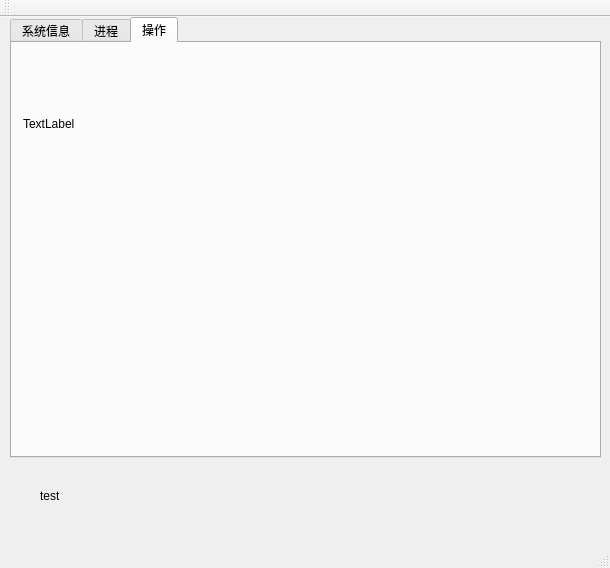
This is task4/taskManager/mainwindow.ui in ingdex/OS_design as Qt 5 draws it before an edit. The edited form follows.
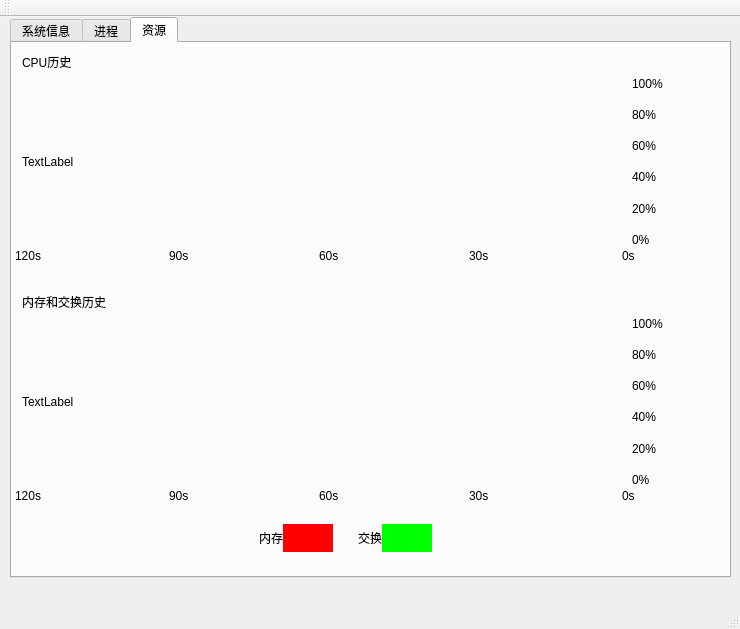
This is the edited form. The open tabs and pages were chosen to show the change.

Patch:
```diff
--- a/task4/taskManager/mainwindow.ui
+++ b/task4/taskManager/mainwindow.ui
@@ -6,8 +6,8 @@
    <rect>
     <x>0</x>
     <y>0</y>
-    <width>610</width>
-    <height>568</height>
+    <width>740</width>
+    <height>629</height>
    </rect>
   </property>
   <property name="windowTitle">
@@ -19,8 +19,8 @@
      <rect>
       <x>10</x>
       <y>0</y>
-      <width>591</width>
-      <height>441</height>
+      <width>721</width>
+      <height>561</height>
      </rect>
     </property>
     <property name="currentIndex">
@@ -239,42 +239,421 @@
     </widget>
     <widget class="QWidget" name="tab_3">
      <attribute name="title">
-      <string>操作</string>
+      <string>资源</string>
      </attribute>
      <widget class="QWidget" name="verticalLayoutWidget">
       <property name="geometry">
        <rect>
-        <x>0</x>
-        <y>10</y>
-        <width>371</width>
-        <height>141</height>
+        <x>10</x>
+        <y>34</y>
+        <width>600</width>
+        <height>170</height>
        </rect>
       </property>
-      <layout class="QVBoxLayout" name="verticalLayout">
+      <layout class="QHBoxLayout" name="horizontalLayout">
+       <property name="spacing">
+        <number>0</number>
+       </property>
+       <property name="leftMargin">
+        <number>0</number>
+       </property>
+       <property name="topMargin">
+        <number>5</number>
+       </property>
+       <property name="rightMargin">
+        <number>0</number>
+       </property>
+       <property name="bottomMargin">
+        <number>5</number>
+       </property>
+       <item>
+        <widget class="QLabel" name="cpuLineLabel">
+         <property name="text">
+          <string>TextLabel</string>
+         </property>
+        </widget>
+       </item>
+      </layout>
+     </widget>
+     <widget class="QWidget" name="verticalWidget" native="true">
+      <property name="geometry">
+       <rect>
+        <x>620</x>
+        <y>20</y>
+        <width>40</width>
+        <height>197</height>
+       </rect>
+      </property>
+      <layout class="QVBoxLayout" name="verticalLayout_2">
+       <property name="spacing">
+        <number>0</number>
+       </property>
+       <property name="leftMargin">
+        <number>0</number>
+       </property>
+       <property name="topMargin">
+        <number>5</number>
+       </property>
+       <property name="rightMargin">
+        <number>0</number>
+       </property>
+       <property name="bottomMargin">
+        <number>5</number>
+       </property>
+       <item>
+        <widget class="QLabel" name="label_11">
+         <property name="text">
+          <string>100%</string>
+         </property>
+        </widget>
+       </item>
+       <item>
+        <widget class="QLabel" name="label_10">
+         <property name="text">
+          <string>80%</string>
+         </property>
+        </widget>
+       </item>
+       <item>
+        <widget class="QLabel" name="label_9">
+         <property name="text">
+          <string>60%</string>
+         </property>
+        </widget>
+       </item>
+       <item>
+        <widget class="QLabel" name="label_8">
+         <property name="text">
+          <string>40%</string>
+         </property>
+        </widget>
+       </item>
+       <item>
+        <widget class="QLabel" name="label_7">
+         <property name="text">
+          <string>20%</string>
+         </property>
+        </widget>
+       </item>
        <item>
         <widget class="QLabel" name="label_6">
          <property name="text">
+          <string>0%</string>
+         </property>
+        </widget>
+       </item>
+      </layout>
+     </widget>
+     <widget class="QLabel" name="label_12">
+      <property name="geometry">
+       <rect>
+        <x>10</x>
+        <y>10</y>
+        <width>67</width>
+        <height>17</height>
+       </rect>
+      </property>
+      <property name="text">
+       <string>CPU历史</string>
+      </property>
+     </widget>
+     <widget class="QWidget" name="horizontalWidget" native="true">
+      <property name="geometry">
+       <rect>
+        <x>-58</x>
+        <y>200</y>
+        <width>750</width>
+        <height>25</height>
+       </rect>
+      </property>
+      <layout class="QHBoxLayout" name="horizontalLayout_2">
+       <property name="spacing">
+        <number>0</number>
+       </property>
+       <property name="leftMargin">
+        <number>0</number>
+       </property>
+       <property name="topMargin">
+        <number>5</number>
+       </property>
+       <property name="rightMargin">
+        <number>0</number>
+       </property>
+       <property name="bottomMargin">
+        <number>5</number>
+       </property>
+       <item alignment="Qt::AlignHCenter">
+        <widget class="QLabel" name="label_18">
+         <property name="text">
+          <string>120s</string>
+         </property>
+        </widget>
+       </item>
+       <item alignment="Qt::AlignHCenter">
+        <widget class="QLabel" name="label_17">
+         <property name="text">
+          <string>90s</string>
+         </property>
+        </widget>
+       </item>
+       <item alignment="Qt::AlignHCenter">
+        <widget class="QLabel" name="label_16">
+         <property name="text">
+          <string>60s</string>
+         </property>
+        </widget>
+       </item>
+       <item alignment="Qt::AlignHCenter">
+        <widget class="QLabel" name="label_15">
+         <property name="text">
+          <string>30s</string>
+         </property>
+        </widget>
+       </item>
+       <item alignment="Qt::AlignHCenter">
+        <widget class="QLabel" name="label_14">
+         <property name="layoutDirection">
+          <enum>Qt::LeftToRight</enum>
+         </property>
+         <property name="text">
+          <string>0s</string>
+         </property>
+        </widget>
+       </item>
+      </layout>
+     </widget>
+     <widget class="QLabel" name="label_32">
+      <property name="geometry">
+       <rect>
+        <x>10</x>
+        <y>250</y>
+        <width>111</width>
+        <height>17</height>
+       </rect>
+      </property>
+      <property name="text">
+       <string>内存和交换历史</string>
+      </property>
+     </widget>
+     <widget class="QWidget" name="horizontalWidget_2" native="true">
+      <property name="geometry">
+       <rect>
+        <x>-58</x>
+        <y>440</y>
+        <width>750</width>
+        <height>25</height>
+       </rect>
+      </property>
+      <layout class="QHBoxLayout" name="horizontalLayout_3">
+       <property name="spacing">
+        <number>0</number>
+       </property>
+       <property name="leftMargin">
+        <number>0</number>
+       </property>
+       <property name="topMargin">
+        <number>5</number>
+       </property>
+       <property name="rightMargin">
+        <number>0</number>
+       </property>
+       <property name="bottomMargin">
+        <number>5</number>
+       </property>
+       <item alignment="Qt::AlignHCenter">
+        <widget class="QLabel" name="label_27">
+         <property name="text">
+          <string>120s</string>
+         </property>
+        </widget>
+       </item>
+       <item alignment="Qt::AlignHCenter">
+        <widget class="QLabel" name="label_28">
+         <property name="text">
+          <string>90s</string>
+         </property>
+        </widget>
+       </item>
+       <item alignment="Qt::AlignHCenter">
+        <widget class="QLabel" name="label_29">
+         <property name="text">
+          <string>60s</string>
+         </property>
+        </widget>
+       </item>
+       <item alignment="Qt::AlignHCenter">
+        <widget class="QLabel" name="label_30">
+         <property name="text">
+          <string>30s</string>
+         </property>
+        </widget>
+       </item>
+       <item alignment="Qt::AlignHCenter">
+        <widget class="QLabel" name="label_31">
+         <property name="layoutDirection">
+          <enum>Qt::LeftToRight</enum>
+         </property>
+         <property name="text">
+          <string>0s</string>
+         </property>
+        </widget>
+       </item>
+      </layout>
+     </widget>
+     <widget class="QWidget" name="horizontalWidget_3" native="true">
+      <property name="geometry">
+       <rect>
+        <x>10</x>
+        <y>274</y>
+        <width>600</width>
+        <height>170</height>
+       </rect>
+      </property>
+      <layout class="QHBoxLayout" name="horizontalLayout_4">
+       <property name="spacing">
+        <number>0</number>
+       </property>
+       <property name="leftMargin">
+        <number>0</number>
+       </property>
+       <property name="topMargin">
+        <number>5</number>
+       </property>
+       <property name="rightMargin">
+        <number>0</number>
+       </property>
+       <property name="bottomMargin">
+        <number>5</number>
+       </property>
+       <item>
+        <widget class="QLabel" name="memAndSwapLineLabel">
+         <property name="text">
           <string>TextLabel</string>
          </property>
         </widget>
        </item>
       </layout>
      </widget>
+     <widget class="QWidget" name="verticalWidget_2" native="true">
+      <property name="geometry">
+       <rect>
+        <x>620</x>
+        <y>260</y>
+        <width>40</width>
+        <height>197</height>
+       </rect>
+      </property>
+      <layout class="QVBoxLayout" name="verticalLayout_3">
+       <property name="spacing">
+        <number>0</number>
+       </property>
+       <property name="leftMargin">
+        <number>0</number>
+       </property>
+       <property name="topMargin">
+        <number>5</number>
+       </property>
+       <property name="rightMargin">
+        <number>0</number>
+       </property>
+       <property name="bottomMargin">
+        <number>5</number>
+       </property>
+       <item>
+        <widget class="QLabel" name="label_19">
+         <property name="text">
+          <string>100%</string>
+         </property>
+        </widget>
+       </item>
+       <item>
+        <widget class="QLabel" name="label_22">
+         <property name="text">
+          <string>80%</string>
+         </property>
+        </widget>
+       </item>
+       <item>
+        <widget class="QLabel" name="label_23">
+         <property name="text">
+          <string>60%</string>
+         </property>
+        </widget>
+       </item>
+       <item>
+        <widget class="QLabel" name="label_24">
+         <property name="text">
+          <string>40%</string>
+         </property>
+        </widget>
+       </item>
+       <item>
+        <widget class="QLabel" name="label_25">
+         <property name="text">
+          <string>20%</string>
+         </property>
+        </widget>
+       </item>
+       <item>
+        <widget class="QLabel" name="label_26">
+         <property name="text">
+          <string>0%</string>
+         </property>
+        </widget>
+       </item>
+      </layout>
+     </widget>
+     <widget class="QWidget" name="horizontalWidget" native="true">
+      <property name="geometry">
+       <rect>
+        <x>210</x>
+        <y>470</y>
+        <width>221</width>
+        <height>50</height>
+       </rect>
+      </property>
+      <layout class="QHBoxLayout" name="horizontalLayout_5">
+       <property name="spacing">
+        <number>0</number>
+       </property>
+       <item alignment="Qt::AlignRight">
+        <widget class="QLabel" name="label_20">
+         <property name="text">
+          <string>内存</string>
+         </property>
+        </widget>
+       </item>
+       <item>
+        <widget class="QLabel" name="memLineColor">
+         <property name="styleSheet">
+          <string notr="true">background-color: rgb( 255, 0, 0);</string>
+         </property>
+         <property name="text">
+          <string/>
+         </property>
+        </widget>
+       </item>
+       <item alignment="Qt::AlignRight">
+        <widget class="QLabel" name="label_21">
+         <property name="text">
+          <string>交换</string>
+         </property>
+        </widget>
+       </item>
+       <item>
+        <widget class="QLabel" name="swapLineColor">
+         <property name="styleSheet">
+          <string notr="true">background-color: rgb(0, 255, 0);</string>
+         </property>
+         <property name="text">
+          <string/>
+         </property>
+        </widget>
+       </item>
+      </layout>
+     </widget>
     </widget>
    </widget>
-   <widget class="QLabel" name="testlabel">
-    <property name="geometry">
-     <rect>
-      <x>40</x>
-      <y>470</y>
-      <width>67</width>
-      <height>17</height>
-     </rect>
-    </property>
-    <property name="text">
-     <string>test</string>
-    </property>
-   </widget>
   </widget>
   <widget class="QMenuBar" name="menuBar">
    <property name="geometry">
```
Left out of the diff: 103 changed lines with no effect on the pictures.
